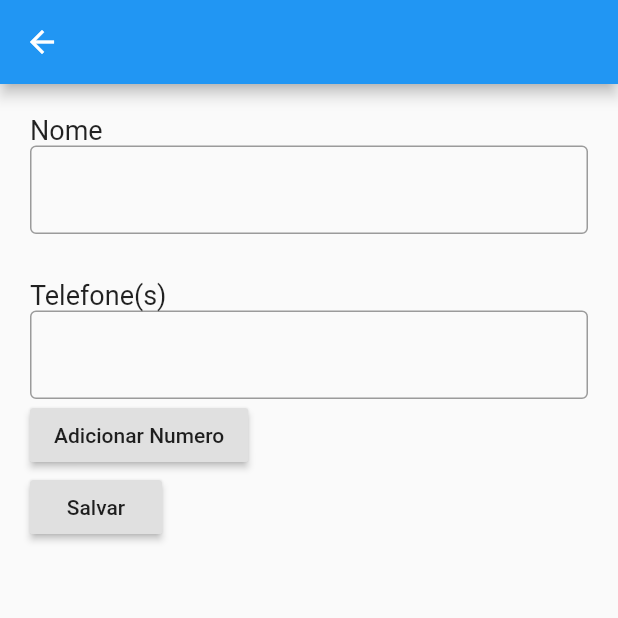
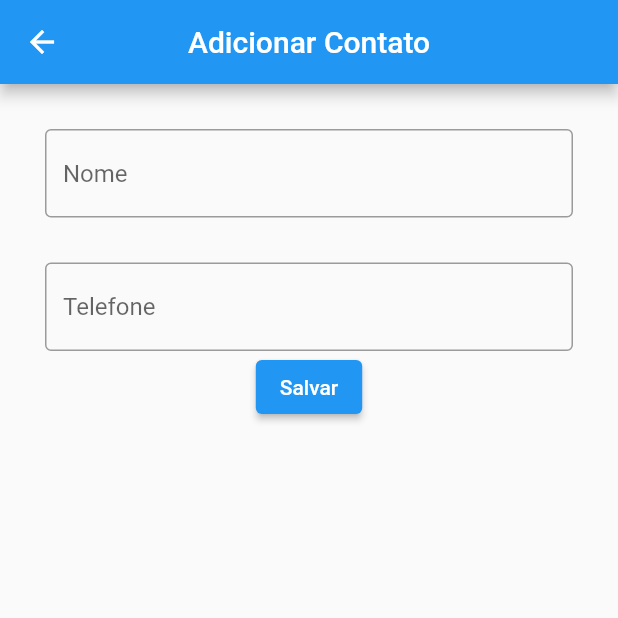
Before and after one commit to lucas-militao/Vaga-Mobile--I-ou-II--Atividade-Tecnica, a Flutter app: the screen it shows after launch, after a tap on the "add" icon, on a phone screen of 412 x 824 dp, the top half of it. Run offline on Flutter 3.47's test engine with Material 2 defaults, Android fonts, the phone set to English and light mode, and no system bars; our stand-ins replace contacts_service; missing offline and left inert: appbar_textfield.

Commit message:
implementing contact change

```diff
--- a/lib/app_widget.dart
+++ b/lib/app_widget.dart
@@ -1,3 +1,4 @@
+import 'package:agenda/layout/contact_creation.dart';
 import 'package:agenda/layout/contact_info.dart';
 import 'package:agenda/layout/contact_list.dart';
 import 'package:flutter/cupertino.dart';
@@ -14,7 +15,8 @@ class AppWidget extends StatelessWidget {
         initialRoute: '/home',
         routes: {
           '/home': (context) => ContactList(),
-          '/create': (context) => ContactInfo(),
+          '/create': (context) => ContactCreation(),
+          '/info': (context) => ContactInfo(),
         },
       );
     });
--- a/lib/globals.dart
+++ b/lib/globals.dart
@@ -2,3 +2,4 @@ import 'package:contacts_service/contacts_service.dart';
 
 List<Contact> contacts = [];
 List<Contact> contactsFiltered = [];
+Contact contact;
--- /dev/null
+++ b/lib/layout/contact_creation.dart
@@ -0,0 +1,79 @@
+import 'package:agenda/globals.dart';
+import 'package:contacts_service/contacts_service.dart';
+import 'package:flutter/cupertino.dart';
+import 'package:flutter/material.dart';
+
+class ContactCreation extends StatefulWidget {
+  @override
+  _ContactCreationState createState() => _ContactCreationState();
+}
+
+class _ContactCreationState extends State<ContactCreation> {
+  final _formKey = GlobalKey<FormState>();
+
+  String name = '';
+  String number = '';
+
+  @override
+  Widget build(BuildContext context) {
+
+    final _contactNumber = TextEditingController();
+    final _contactName = TextEditingController();
+
+    return Scaffold(
+        appBar: AppBar(
+          centerTitle: true,
+          title: Text('Adicionar Contato'),
+        ),
+        body: Form(
+          key: _formKey,
+          child: Column(
+            children: [
+              Padding(
+                padding: EdgeInsets.all(30),
+                child: Column(
+                  children: [
+                    TextFormField(
+                      controller: _contactName,
+                      decoration: InputDecoration(
+                          hintText: 'Nome', border: OutlineInputBorder()),
+                      validator: (value) {
+                        if (value.isEmpty) {
+                          return 'Digite algum nome';
+                        }
+                      },
+                    ),
+                    SizedBox(
+                      height: 30,
+                    ),
+                    TextFormField(
+                      controller: _contactNumber,
+                      decoration: InputDecoration(
+                          hintText: 'Telefone', border: OutlineInputBorder()),
+                      keyboardType: TextInputType.number,
+                      validator: (value) {
+                        if (value.isEmpty) {
+                          return 'Digite um telefone';
+                        }
+                      },
+                    ),
+                    ElevatedButton(
+                      onPressed: () {
+                        if (_formKey.currentState.validate()) {
+                          Contact contact = Contact(
+                            displayName: _contactName.text,
+                            phones: [Item(value: _contactNumber.text)]);
+                            contacts.add(contact);
+                          Navigator.pushNamedAndRemoveUntil(context, "/home", (r) => false);
+                        }
+                      },
+                      child: Text('Salvar'),
+                    ),
+                  ],
+                ),
+              ),
+            ],
+          ),
+        ));
+  }
+}
--- a/lib/layout/contact_info.dart
+++ b/lib/layout/contact_info.dart
@@ -1,7 +1,6 @@
-import 'package:flutter/cupertino.dart';
 import 'package:flutter/material.dart';
 
-
+import '../globals.dart';
 
 class ContactInfo extends StatefulWidget {
   @override
@@ -9,60 +8,16 @@ class ContactInfo extends StatefulWidget {
 }
 
 class _ContactInfoState extends State<ContactInfo> {
-  String name = '';
-  String number = '';
-
   @override
   Widget build(BuildContext context) {
     return Scaffold(
-      appBar: AppBar(),
-      body: Form(
-          child: Padding(
-        padding: const EdgeInsets.only(top: 20.0, left: 20.0, right: 20.0),
-        child: Column(
-          crossAxisAlignment: CrossAxisAlignment.start,
-          children: [
-            Text(
-              'Nome',
-              style: TextStyle(fontSize: 18.0),
-              textAlign: TextAlign.start,
-            ),
-            TextField(
-              decoration: InputDecoration(border: OutlineInputBorder()),
-            ),
-            SizedBox(
-              height: 30.0,
-            ),
-            Text(
-              'Telefone(s)',
-              style: TextStyle(fontSize: 18.0),
-              textAlign: TextAlign.start,
-            ),
-            TextField(
-              decoration: InputDecoration(border: OutlineInputBorder()),
-              keyboardType: TextInputType.number,
-            ),
-            RaisedButton(
-                child: Container(
-                    child: Text(
-                      'Adicionar Numero',
-                      textAlign: TextAlign.center,
-                    )),
-                onPressed: () {},
-                ),
-            RaisedButton(
-                child: Container(
-                    child: Text(
-                      'Salvar',
-                      textAlign: TextAlign.center,
-                    )),
-                onPressed: () {
+      appBar: AppBar(
+        centerTitle: true,
+        title: Text(contact.displayName),
+      ),
+      body: Column(children: [
 
-                },
-            )
-          ],
-        ),
-      )),
+      ],),
     );
   }
 }
```
Also changed, not shown: lib/layout/contact_list.dart (+9 -5 lines), lib/widgets/my_text_form_field.DART (renamed from lib/widgets/text_field_widget.DART).
